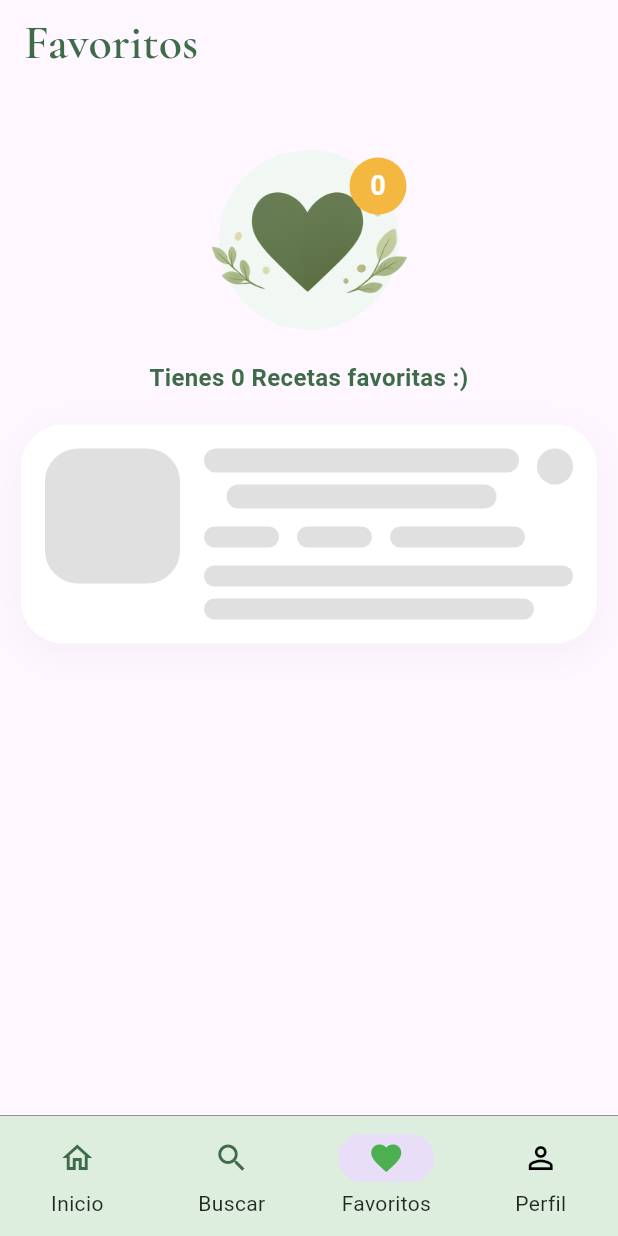
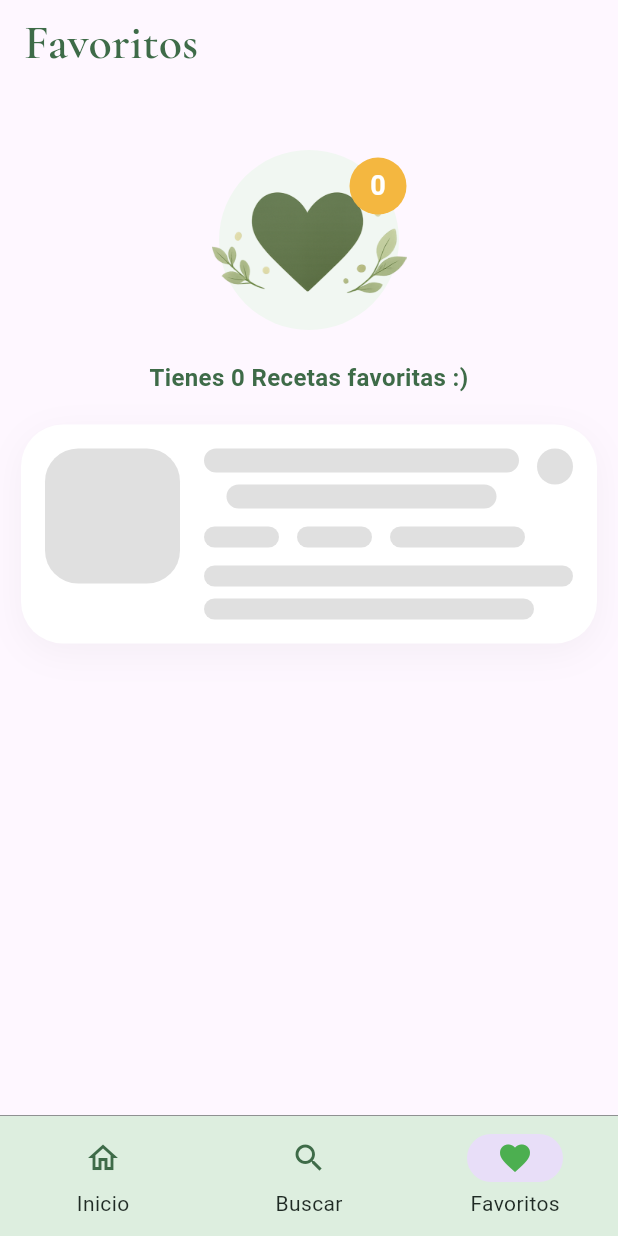
Before and after one commit to Taoista/recetastao, a Flutter app: the WishlistScreen screen opened by its route, on a phone screen of 412 x 824 dp. Run offline on Flutter 3.47's test engine with Material 3 defaults, Android fonts, the phone set to English and light mode, and no system bars; our stand-ins replace dio, go_router, google_fonts, smooth_page_indicator, sqflite; accounts and stored records are empty; network calls fail.

Commit message:
change data

```diff
--- a/lib/core/router/router.dart
+++ b/lib/core/router/router.dart
@@ -13,7 +13,7 @@ import 'package:recetao/screens/top/top_screen.dart';
 import 'package:recetao/screens/wishlist/wishlist_screen.dart';
 
 appRouter() {
-  return GoRouter(initialLocation: "/home", routes: [
+  return GoRouter(initialLocation: "/start", routes: [
   // return GoRouter(initialLocation: "/food/2", routes: [
   // return GoRouter(initialLocation: "/preparation/2", routes: [
     GoRoute(
--- a/lib/widgets/main_navigation_bar.dart
+++ b/lib/widgets/main_navigation_bar.dart
@@ -87,17 +87,17 @@ class _MainNavigationBarState extends State<MainNavigationBar> {
                 ),
                 label: 'Favoritos',
               ),
-              NavigationDestination(
-                selectedIcon: Icon(
-                  Icons.person,
-                  color: Colors.green,
-                ),
-                icon: Icon(
-                  Icons.person_outline,
-                  color: Colors.black,
-                ),
-                label: 'Perfil',
-              ),
+              // NavigationDestination(
+              //   selectedIcon: Icon(
+              //     Icons.person,
+              //     color: Colors.green,
+              //   ),
+              //   icon: Icon(
+              //     Icons.person_outline,
+              //     color: Colors.black,
+              //   ),
+              //   label: 'Perfil',
+              // ),
             ],
           ),
         ));
```
Also changed, not shown: lib/screens/start/start_scree.dart (+24 -24 lines).
